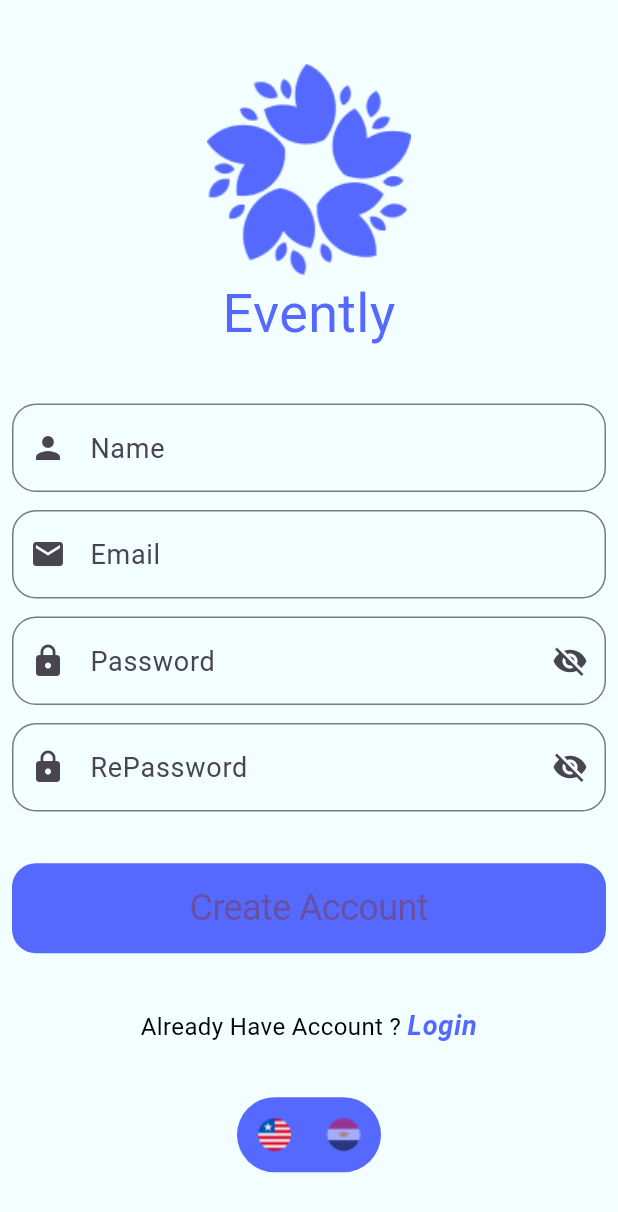
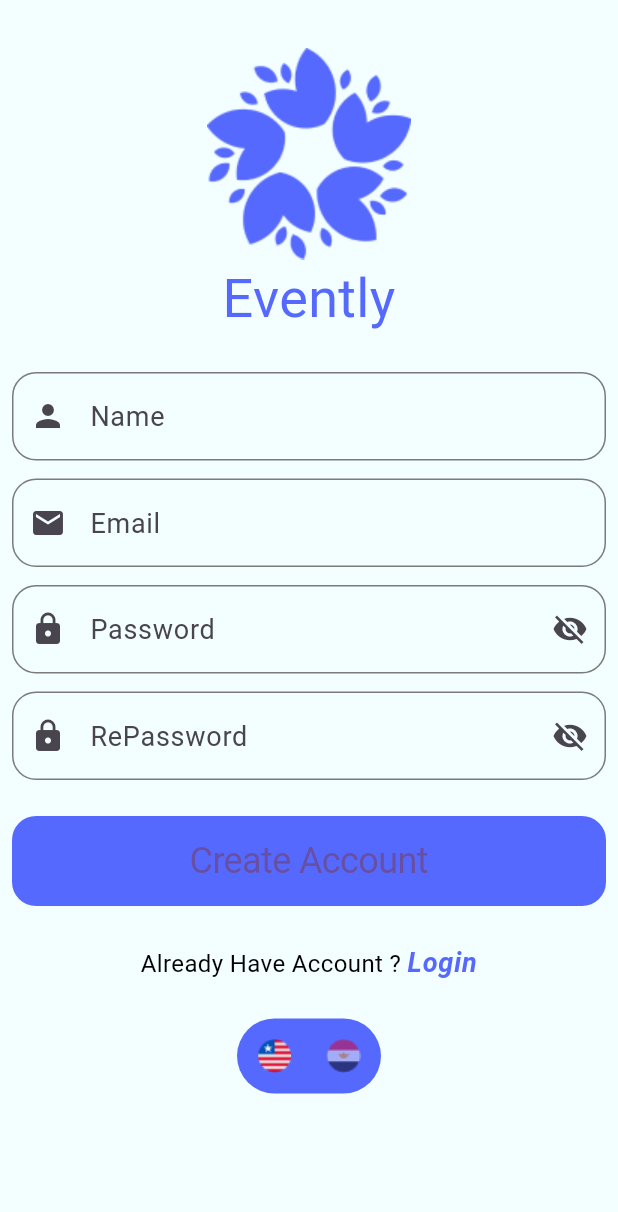
Before and after one commit to ahmedhosni-route/evently_c16_online, a Flutter app: the RegisterScreen screen opened by its route, on a phone screen of 412 x 824 dp. Shown: the top 1212 px of the screen. Run offline on Flutter 3.47's test engine with Material 3 defaults, Android fonts, the phone set to English and light mode, and no system bars; drawn by our look-alikes of animated_toggle_switch; our stand-ins replace animate_do, cloud_firestore, firebase_auth, firebase_core, google_fonts, icons_plus and 1 more; accounts and stored records are empty; generated files the repository leaves out were written again; Roboto replaces fonts that are missing (Cairo).

Commit message:
finished auth

```diff
--- a/lib/main.dart
+++ b/lib/main.dart
@@ -1,5 +1,6 @@
 import 'package:evently_c16_online/core/provider/app_provider.dart';
 import 'package:evently_c16_online/core/routes/route_gen.dart';
+import 'package:evently_c16_online/core/servces/shared_servces.dart';
 import 'package:evently_c16_online/core/theme/app_theme.dart';
 import 'package:evently_c16_online/modules/splash/pages/splash_screen.dart';
 import 'package:firebase_core/firebase_core.dart';
@@ -11,6 +12,7 @@ import 'firebase_options.dart';
 
 void main() async {
   WidgetsFlutterBinding.ensureInitialized();
+  await SharedService.init();
   await Firebase.initializeApp(
     options: DefaultFirebaseOptions.currentPlatform,
   );
--- a/lib/modules/auth/manager/auth_provider.dart
+++ b/lib/modules/auth/manager/auth_provider.dart
@@ -38,8 +38,8 @@ class AuthProvider extends ChangeNotifier {
       try {
         var user = await AuthServices.login(
             email: emailController.text, password: passwordController.text);
-        if (user!.user!.emailVerified) {
-          AppDialogs.showMessage(context, "Welcome  ${user.user!.displayName}");
+        if (true) {
+          AppDialogs.showMessage(context, "Welcome  ${user!.user!.displayName}");
           Navigator.pushReplacementNamed(context, RouteName.layout);
         } else {
           AppDialogs.showMessage(
--- a/lib/modules/auth/pages/register_screen.dart
+++ b/lib/modules/auth/pages/register_screen.dart
@@ -29,9 +29,10 @@ class RegisterScreen extends StatelessWidget {
             builder: (context, provider, child) {
               return Form(
                   key: provider.formKey,
+                  child: SingleChildScrollView(
                     child: Column(
                       children: [
-                      const Spacer(),
+                        SizedBox(height: 24,),
                         Center(
                             child: Hero(
                                 tag: "logo",
@@ -48,7 +49,8 @@ class RegisterScreen extends StatelessWidget {
                             ),
                           ),
                         ),
-                      const Spacer(),
+                        SizedBox(height: 24,),
+
                         TextFormField(
                           validator: (value) {
                             if (value == null || value.isEmpty) {
@@ -159,7 +161,8 @@ class RegisterScreen extends StatelessWidget {
                             );
                           },
                         ),
-                      const Spacer(),
+                        SizedBox(height: 24,),
+
                         CustomBtn(
                             isExpanded: true,
                             isLoading: provider.isLoading,
@@ -167,7 +170,8 @@ class RegisterScreen extends StatelessWidget {
                               provider.createAccount(context);
                             },
                             text: locale.createAccount),
-                      const Spacer(),
+                        SizedBox(height: 24,),
+
                         Text.rich(TextSpan(text: locale.haveAccount, children: [
                           TextSpan(
                               text: locale.login,
@@ -182,7 +186,8 @@ class RegisterScreen extends StatelessWidget {
                                       context, RouteName.login);
                                 })
                         ])),
-                      const Spacer(),
+                        SizedBox(height: 24,),
+
                         AnimatedToggleSwitch<String>.rolling(
                           indicatorIconScale: 1.2,
                           current: appProvider.locale,
@@ -201,9 +206,10 @@ class RegisterScreen extends StatelessWidget {
                           ),
                           textDirection: TextDirection.ltr,
                         ),
-                      const Spacer(),
                       ],
-                  ));
+                    ),
+                  )
+              );
             },
           ),
         ),
--- a/lib/modules/auth/services/auth_services.dart
+++ b/lib/modules/auth/services/auth_services.dart
@@ -11,7 +11,7 @@ class AuthServices {
         email: email,
         password: password,
       );
-      await credential.user!.sendEmailVerification();
+      // await credential.user!.sendEmailVerification();
       await credential.user!.updateDisplayName(name);
 
       return credential;
--- a/lib/modules/events/manager/event_provider.dart
+++ b/lib/modules/events/manager/event_provider.dart
@@ -1,6 +1,7 @@
 import 'package:evently_c16_online/core/constant/categorys.dart';
 import 'package:evently_c16_online/core/models/event_model.dart';
 import 'package:evently_c16_online/modules/events/services/event_services.dart';
+import 'package:firebase_auth/firebase_auth.dart';
 import 'package:flutter/material.dart';
 
 class EventProvider extends ChangeNotifier {
@@ -31,6 +32,7 @@ class EventProvider extends ChangeNotifier {
     notifyListeners();
     var event = EventModel(
         id: "id",
+        userId: FirebaseAuth.instance.currentUser!.uid,
         categoryId: CategoryData.categories[tabIndex].id,
         title: titleController.text,
         image: CategoryData.categories[tabIndex].image,
--- a/lib/modules/layout/manager/layout_provider.dart
+++ b/lib/modules/layout/manager/layout_provider.dart
@@ -7,7 +7,9 @@ import 'package:evently_c16_online/modules/layout/services/layout_services.dart'
 import 'package:firebase_auth/firebase_auth.dart';
 import 'package:flutter/material.dart';
 
+
 class LayoutProvider extends ChangeNotifier {
+
   List<Widget> screens = [
     HomeScreen(),
     MapScreen(),
--- a/lib/modules/layout/pages/layout_screen.dart
+++ b/lib/modules/layout/pages/layout_screen.dart
@@ -52,6 +52,7 @@ class LayoutScreen extends StatelessWidget {
                 ]),
           );
         },
-        ));
+      ),
+    );
   }
 }
--- a/pubspec.yaml
+++ b/pubspec.yaml
@@ -46,6 +46,7 @@ dependencies:
   firebase_auth:
   icons_plus:
   cloud_firestore:
+  shared_preferences:
 
 dev_dependencies:
   flutter_test:
```
Also changed, not shown: lib/core/models/event_model.dart (+23 -2 lines), lib/core/servces/shared_servces.dart (added, +9 -0 lines), lib/modules/layout/services/layout_services.dart (+15 -8 lines), lib/modules/layout/widgets/event_widget.dart (+23 -18 lines), pubspec.lock. Lines whose indentation alone changed are shown as unchanged.
